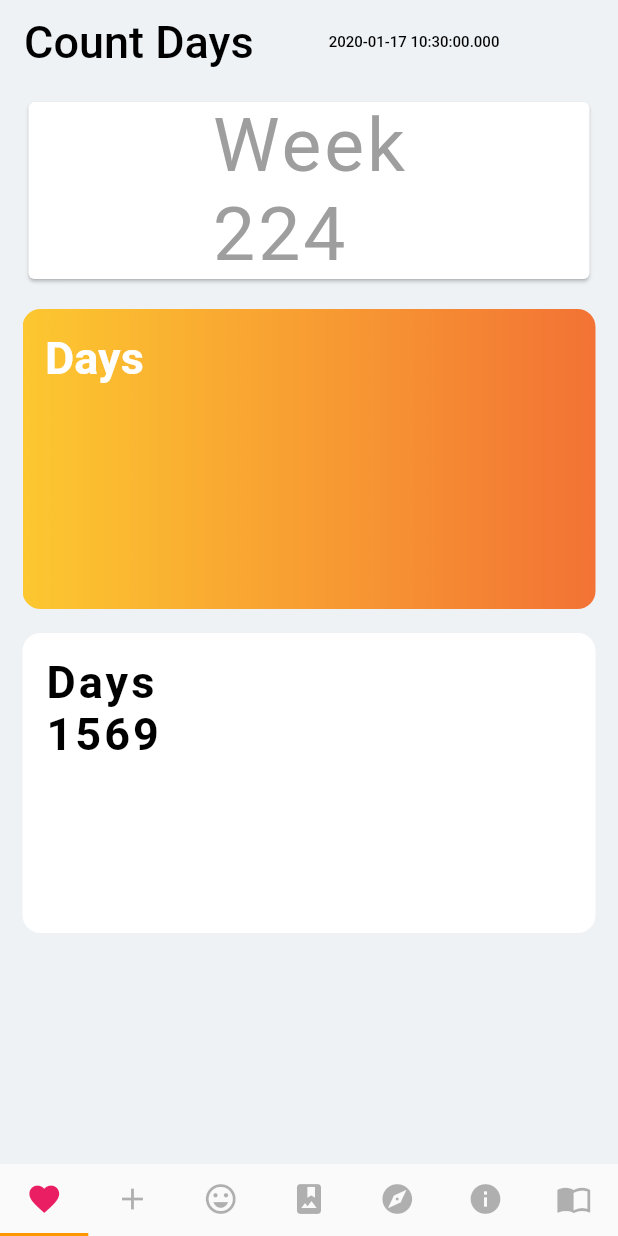
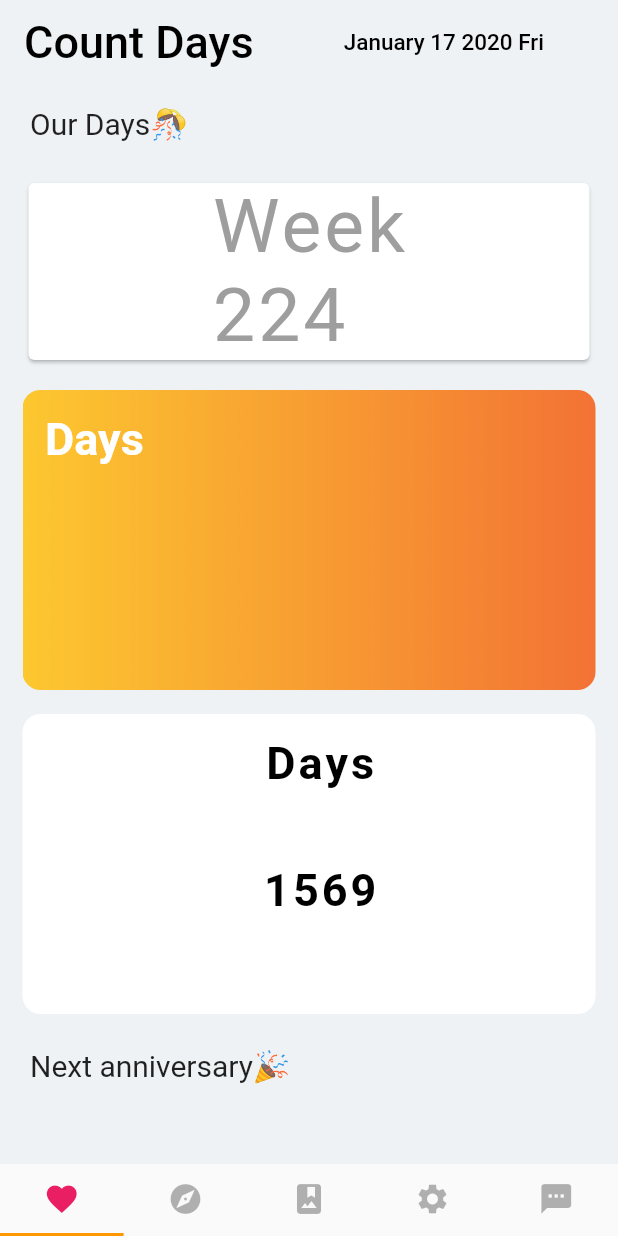
Before and after one commit to Curiklo/CountDaysFlutter, a Flutter app: the screen it shows after launch, on a phone screen of 412 x 824 dp. Run offline on Flutter 3.47's test engine with Material 2 defaults, Android fonts, the phone set to English and light mode, and no system bars.

Commit message:
Update Design

```diff
--- a/lib/main.dart
+++ b/lib/main.dart
@@ -1,5 +1,6 @@
 import 'package:CountDays/pages/days.dart';
 import 'package:flutter/material.dart';
+import 'package:CountDays/service/dateCalculator.dart';
 
 void main() => runApp(MaterialApp(
       home: CountDays(),
@@ -11,9 +12,13 @@ class CountDays extends StatefulWidget {
 }
 
 class _CountDaysState extends State<CountDays> {
+  //days for calculation
   var startDay = DateTime(2015, DateTime.october, 1);
   var today = DateTime.now();
+
+  //grey color
   final color = const Color(0xFFEEF2F5);
+  final DateCalculator dateCalculator= DateCalculator();
 
   @override
   void initState() {
@@ -23,7 +28,7 @@ class _CountDaysState extends State<CountDays> {
   @override
   Widget build(BuildContext context) {
     return DefaultTabController(
-      length: 7,
+      length: 5,
       child: Scaffold(
         backgroundColor: color,
         appBar: AppBar(
@@ -36,12 +41,12 @@ class _CountDaysState extends State<CountDays> {
                   fontSize: 30.0,
                 ),
               ),
-              SizedBox(width: 50),
+              SizedBox(width: 60),
               Text(
-                '$today',
+                '${dateCalculator.sentDateFormatted}',
                 style: TextStyle(
                   color: Colors.black,
-                  fontSize: 10.0,
+                  fontSize: 15.0,
                 ),
               ),
             ],
@@ -55,20 +60,19 @@ class _CountDaysState extends State<CountDays> {
           children: [
             //tab1
             Days(),
-            Icon(
-              Icons.adb,
-              color: Colors.green,
-              size: 150.0,
+            Center(
+              child: Text('Now I am Building'),
             ),
-            Icon(Icons.loyalty),
-            Icon(Icons.grade),
-            Icon(
-              Icons.android,
-              color: Colors.green,
-              size: 150.0,
+            Center(
+              child: Text('Now I am Building'),
             ),
-            Icon(Icons.store),
-            Icon(Icons.widgets)
+            Center(
+              child: Text('Now I am Building'),
+            ),
+            Center(
+              child: Text('Now I am Building'),
+            ),
+
           ],
         ),
         /**/
@@ -93,12 +97,7 @@ class _CountDaysState extends State<CountDays> {
                 ),
                 Tab(
                   child: Icon(
-                    Icons.add,
-                  ),
-                ),
-                Tab(
-                  child: Icon(
-                    Icons.sentiment_very_satisfied,
+                    Icons.explore,
                   ),
                 ),
                 Tab(
@@ -108,17 +107,12 @@ class _CountDaysState extends State<CountDays> {
                 ),
                 Tab(
                   child: Icon(
-                    Icons.explore,
+                    Icons.settings,
                   ),
                 ),
                 Tab(
                   child: Icon(
-                    Icons.info,
-                  ),
-                ),
-                Tab(
-                  child: Icon(
-                    Icons.import_contacts,
+                    Icons.textsms,
                   ),
                 )
               ],
--- a/lib/pages/days.dart
+++ b/lib/pages/days.dart
@@ -17,6 +17,15 @@ class _DaysState extends State<Days> {
       width: double.infinity,
       child: ListView(
         children: <Widget>[
+          Padding(
+            padding: const EdgeInsets.fromLTRB(20.0, 15.0, 0.0, 15.0),
+            child: Text(
+              'Our Days🎊',
+              style: TextStyle(
+                fontSize: 20.0,
+              ),
+            ),
+          ),
           Padding(
             padding: const EdgeInsets.fromLTRB(15.0, 8.0, 15.0, 8.0),
             child: Card(
@@ -67,7 +76,25 @@ class _DaysState extends State<Days> {
               ),
               child: Container(
                 margin: EdgeInsets.fromLTRB(15, 15, 0, 0),
-                child: RichText(
+                child: Column(
+                  children: <Widget>[
+                    RichText(
+                      text: TextSpan(
+                        style: TextStyle(
+                          fontSize: 30.0,
+                          fontWeight: FontWeight.w600,
+                          letterSpacing: 2.0,
+                          color: Colors.black,
+                        ),
+                        children: [
+                          TextSpan(text: 'Days'),
+                        ],
+                      ),
+                    ),
+                    SizedBox(
+                      height: 50.0,
+                    ),
+                    RichText(
                       text: TextSpan(
                         style: TextStyle(
                           fontSize: 30.0,
@@ -77,10 +104,21 @@ class _DaysState extends State<Days> {
                         ),
                         children: [
                           TextSpan(
-                          text: 'Days\n${today.difference(startDay).inDays}')
+                              text: '${today.difference(startDay).inDays}'),
                         ],
                       ),
                     ),
+                  ],
+                ),
+              ),
+            ),
+          ),
+          Padding(
+            padding: const EdgeInsets.fromLTRB(20.0, 15.0, 0.0, 15.0),
+            child: Text(
+              'Next anniversary🎉',
+              style: TextStyle(
+                fontSize: 20.0,
               ),
             ),
           ),
--- /dev/null
+++ b/lib/service/dateCalculator.dart
@@ -0,0 +1,15 @@
+import "package:intl/intl.dart";
+import 'package:intl/date_symbol_data_local.dart';
+
+class DateCalculator {
+  //get current time
+  var today = DateTime.now();
+
+  //time format function for app bar
+  get sentDateFormatted {
+    initializeDateFormatting("en_us");
+    var formatter = new DateFormat('MMMM d y E', "en_us");
+    var formatted = formatter.format(today); // Date to String
+    return formatted;
+  }
+}
--- a/pubspec.yaml
+++ b/pubspec.yaml
@@ -23,6 +23,7 @@ dependencies:
   # The following adds the Cupertino Icons font to your application.
   # Use with the CupertinoIcons class for iOS style icons.
   cupertino_icons: ^0.1.2
+  intl: ^0.16.1
 
 dev_dependencies:
   flutter_test:
@@ -42,7 +43,7 @@ flutter:
 
   # To add assets to your application, add an assets section, like this:
   assets:
-   - assets/back.jpg
+    - assets/back.jpg
 
   # An image asset can refer to one or more resolution-specific "variants", see
   # https://flutter.dev/assets-and-images/#resolution-aware.
```
Lines whose indentation alone changed are shown as unchanged.
